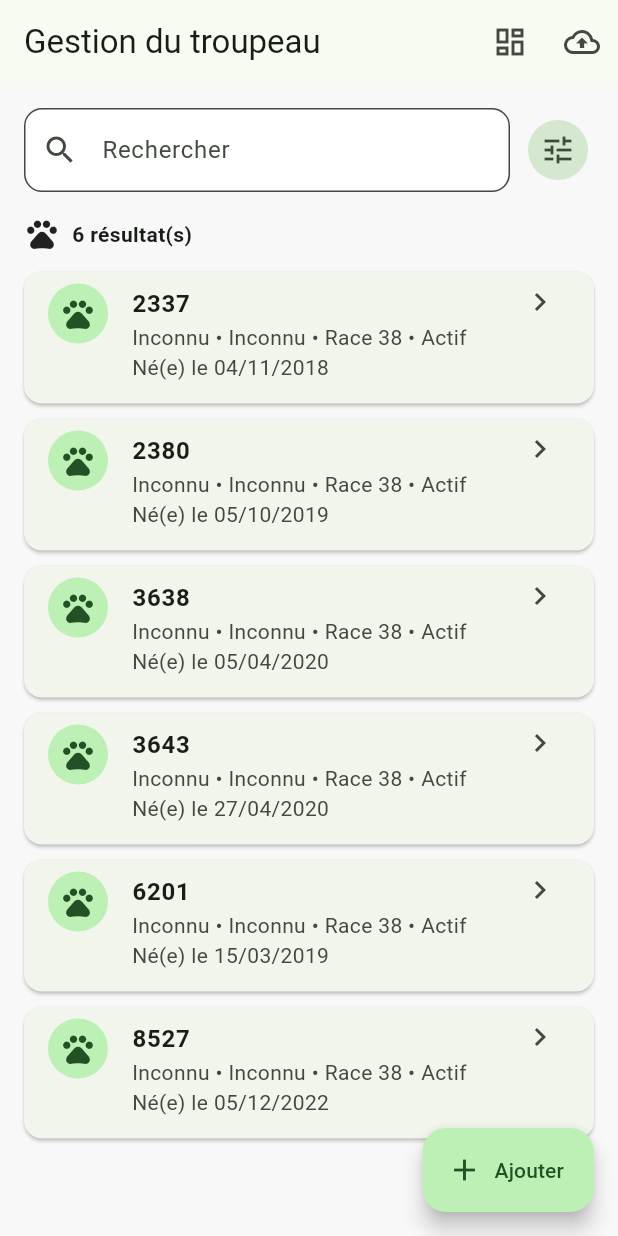
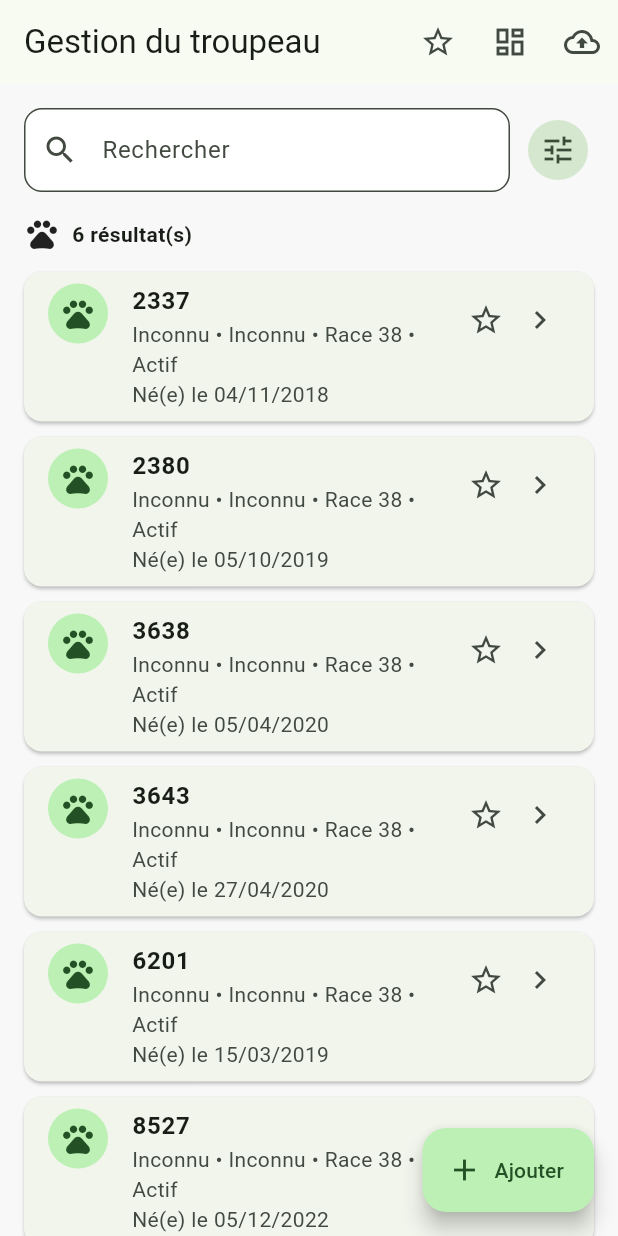
Before and after one commit to mateolilien55-bot/gestion_troupeau, a Flutter app: the screen it shows after launch, on a phone screen of 412 x 824 dp. Run offline on Flutter 3.47's test engine with Material 3 defaults, Android fonts, the light colour scheme and no system bars; our stand-ins replace shared_preferences, sqflite, sqflite_common_ffi; accounts and stored records are empty.

Commit message:
Ajoute les animaux à surveiller

```diff
--- a/lib/screens/home_screen.dart
+++ b/lib/screens/home_screen.dart
@@ -2,6 +2,7 @@ import 'package:flutter/material.dart';
 
 import '../database/database.dart';
 import '../models/animal.dart';
+import '../services/favorite_store.dart';
 import 'animal_form_screen.dart';
 import 'animal_screen.dart';
 import 'backup_screen.dart';
@@ -19,7 +20,9 @@ class _HomeScreenState extends State<HomeScreen> {
   final _searchController = TextEditingController();
 
   List<Animal> _animals = const [];
+  Set<int> _favorites = const {};
   bool _loading = true;
+  bool _favoritesOnly = false;
   String? _sex;
   String? _status = 'Actif';
   String? _reproductiveRole;
@@ -49,9 +52,13 @@ class _HomeScreenState extends State<HomeScreen> {
         reproductiveRole: _reproductiveRole,
         birthYear: _birthYear,
       );
+      final favorites = await FavoriteStore.load();
       if (!mounted) return;
       setState(() {
-        _animals = animals;
+        _favorites = favorites;
+        _animals = _favoritesOnly
+            ? animals.where((animal) => animal.id != null && favorites.contains(animal.id)).toList()
+            : animals;
         _loading = false;
       });
     } catch (e) {
@@ -61,6 +68,13 @@ class _HomeScreenState extends State<HomeScreen> {
         SnackBar(content: Text('Erreur de recherche : $e')),
       );
     }
+  }
+
+  Future<void> _toggleFavorite(Animal animal) async {
+    final id = animal.id;
+    if (id == null) return;
+    await FavoriteStore.toggle(id);
+    await _search();
   }
 
   Future<void> _openAnimal(Animal animal) async {
@@ -118,18 +132,11 @@ class _HomeScreenState extends State<HomeScreen> {
                   decoration: const InputDecoration(labelText: 'Rôle reproducteur'),
                   items: const [
                     DropdownMenuItem(value: null, child: Text('Tous')),
-                    DropdownMenuItem(
-                      value: 'Reproducteur',
-                      child: Text('Reproducteur'),
-                    ),
-                    DropdownMenuItem(
-                      value: 'Non reproducteur',
-                      child: Text('Non reproducteur'),
-                    ),
+                    DropdownMenuItem(value: 'Reproducteur', child: Text('Reproducteur')),
+                    DropdownMenuItem(value: 'Non reproducteur', child: Text('Non reproducteur')),
                     DropdownMenuItem(value: 'Inconnu', child: Text('Inconnu')),
                   ],
-                  onChanged: (value) =>
-                      setSheetState(() => reproductiveRole = value),
+                  onChanged: (value) => setSheetState(() => reproductiveRole = value),
                 ),
                 const SizedBox(height: 12),
                 DropdownButtonFormField<String?>(
@@ -145,17 +152,12 @@ class _HomeScreenState extends State<HomeScreen> {
                   onChanged: (value) => setSheetState(() => status = value),
                 ),
                 const SizedBox(height: 12),
-                TextField(
-                  controller: raceController,
-                  decoration: const InputDecoration(labelText: 'Race'),
-                ),
+                TextField(controller: raceController, decoration: const InputDecoration(labelText: 'Race')),
                 const SizedBox(height: 12),
                 TextField(
                   controller: yearController,
                   keyboardType: TextInputType.number,
-                  decoration: const InputDecoration(
-                    labelText: 'Année de naissance',
-                  ),
+                  decoration: const InputDecoration(labelText: 'Année de naissance'),
                 ),
                 const SizedBox(height: 16),
                 Row(
@@ -199,6 +201,14 @@ class _HomeScreenState extends State<HomeScreen> {
         title: const Text('Gestion du troupeau'),
         actions: [
           IconButton(
+            tooltip: _favoritesOnly ? 'Afficher tous les animaux' : 'Animaux à surveiller',
+            icon: Icon(_favoritesOnly ? Icons.star : Icons.star_border),
+            onPressed: () {
+              setState(() => _favoritesOnly = !_favoritesOnly);
+              _search();
+            },
+          ),
+          IconButton(
             tooltip: 'Tableau de bord',
             icon: const Icon(Icons.dashboard_outlined),
             onPressed: () => Navigator.push(
@@ -232,12 +242,10 @@ class _HomeScreenState extends State<HomeScreen> {
                     controller: _searchController,
                     onChanged: (_) => _search(),
                     decoration: InputDecoration(
-                      labelText: 'Rechercher',
+                      labelText: _favoritesOnly ? 'Rechercher dans les animaux à surveiller' : 'Rechercher',
                       hintText: 'Numéro, race, mère, père, notes…',
                       prefixIcon: const Icon(Icons.search),
-                      border: OutlineInputBorder(
-                        borderRadius: BorderRadius.circular(12),
-                      ),
+                      border: OutlineInputBorder(borderRadius: BorderRadius.circular(12)),
                     ),
                   ),
                 ),
@@ -250,16 +258,21 @@ class _HomeScreenState extends State<HomeScreen> {
               ],
             ),
           ),
+          if (_favoritesOnly)
+            const Padding(
+              padding: EdgeInsets.symmetric(horizontal: 16),
+              child: Align(
+                alignment: Alignment.centerLeft,
+                child: Chip(avatar: Icon(Icons.star, size: 18), label: Text('Animaux à surveiller')),
+              ),
+            ),
           Padding(
             padding: const EdgeInsets.symmetric(horizontal: 16),
             child: Row(
               children: [
                 const Icon(Icons.pets),
                 const SizedBox(width: 8),
-                Text(
-                  '${_animals.length} résultat(s)',
-                  style: const TextStyle(fontWeight: FontWeight.bold),
-                ),
+                Text('${_animals.length} résultat(s)', style: const TextStyle(fontWeight: FontWeight.bold)),
               ],
             ),
           ),
@@ -276,27 +289,29 @@ class _HomeScreenState extends State<HomeScreen> {
                           itemCount: _animals.length,
                           itemBuilder: (context, index) {
                             final animal = _animals[index];
-                            final d = animal.dateNaissance;
+                            final date = animal.dateNaissance;
+                            final favorite = animal.id != null && _favorites.contains(animal.id);
                             return Card(
-                              margin: const EdgeInsets.symmetric(
-                                horizontal: 16,
-                                vertical: 5,
-                              ),
+                              margin: const EdgeInsets.symmetric(horizontal: 16, vertical: 5),
                               child: ListTile(
-                                leading: const CircleAvatar(
-                                  child: Icon(Icons.pets),
-                                ),
-                                title: Text(
-                                  animal.identification,
-                                  style: const TextStyle(
-                                    fontWeight: FontWeight.bold,
-                                  ),
-                                ),
+                                leading: const CircleAvatar(child: Icon(Icons.pets)),
+                                title: Text(animal.identification, style: const TextStyle(fontWeight: FontWeight.bold)),
                                 subtitle: Text(
-                                  '${animal.sexe ?? 'Inconnu'} • ${animal.normalizedReproductiveRole.label} • Race ${animal.race} • ${animal.status}\nNé(e) le ${d.day.toString().padLeft(2, '0')}/${d.month.toString().padLeft(2, '0')}/${d.year}',
+                                  '${animal.sexe ?? 'Inconnu'} • ${animal.normalizedReproductiveRole.label} • Race ${animal.race} • ${animal.status}\n'
+                                  'Né(e) le ${date.day.toString().padLeft(2, '0')}/${date.month.toString().padLeft(2, '0')}/${date.year}',
                                 ),
                                 isThreeLine: true,
-                                trailing: const Icon(Icons.chevron_right),
+                                trailing: Row(
+                                  mainAxisSize: MainAxisSize.min,
+                                  children: [
+                                    IconButton(
+                                      tooltip: favorite ? 'Retirer des favoris' : 'Ajouter aux favoris',
+                                      onPressed: () => _toggleFavorite(animal),
+                                      icon: Icon(favorite ? Icons.star : Icons.star_border),
+                                    ),
+                                    const Icon(Icons.chevron_right),
+                                  ],
+                                ),
                                 onTap: () => _openAnimal(animal),
                               ),
                             );
```
